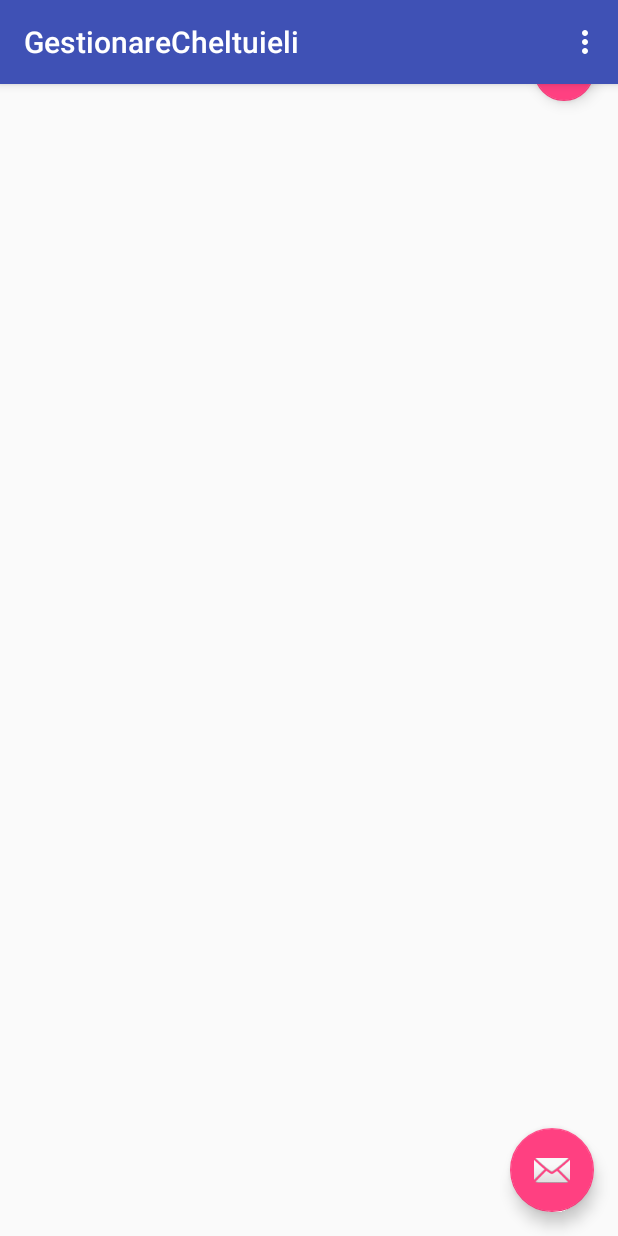
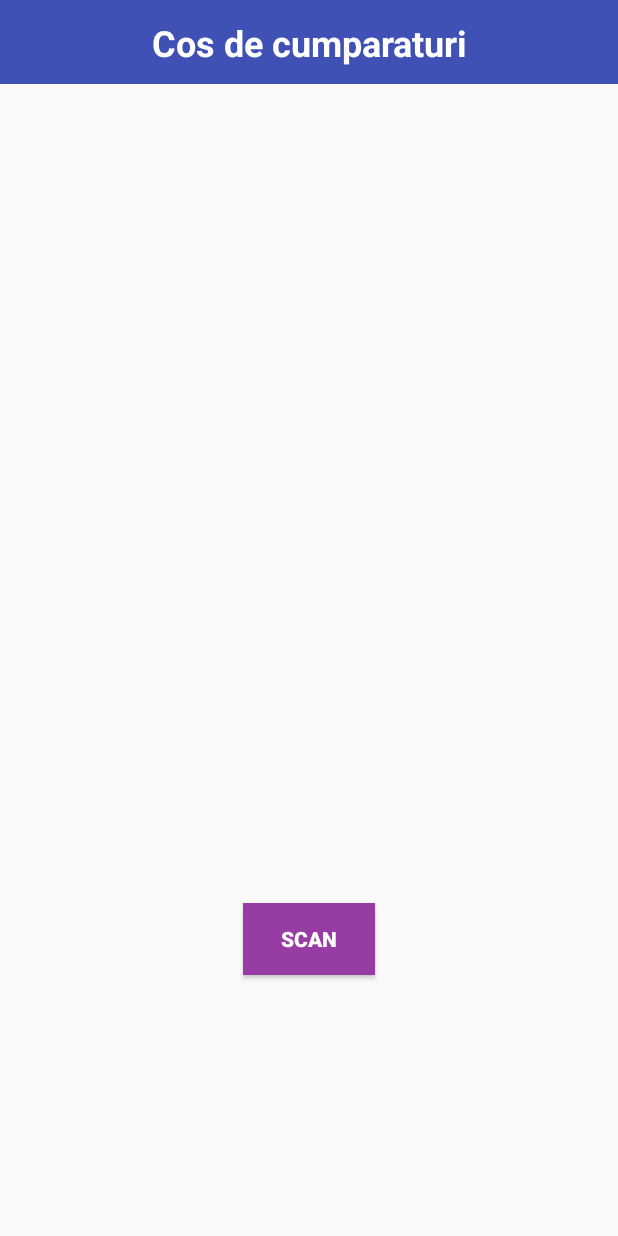
Before and after one commit to IonelaBim/GestionareCheltuieli, an Android app: the screen it shows after launch (MainActivity), on a phone screen of 412 x 824 dp. Run offline under Robolectric (Android 15) with nearby library versions, the phone set to English and light mode, and no system bars.

Commit message:
init appp

```diff
--- a/app/src/main/java/com/example/student/gestionarecheltuieli/MainActivity.java
+++ b/app/src/main/java/com/example/student/gestionarecheltuieli/MainActivity.java
@@ -15,38 +15,8 @@ public class MainActivity extends AppCompatActivity {
     protected void onCreate(Bundle savedInstanceState) {
         super.onCreate(savedInstanceState);
         setContentView(R.layout.activity_main);
-        Toolbar toolbar = (Toolbar) findViewById(R.id.toolbar);
-        setSupportActionBar(toolbar);
 
-        FloatingActionButton fab = (FloatingActionButton) findViewById(R.id.fab);
-        fab.setOnClickListener(new View.OnClickListener() {
-            @Override
-            public void onClick(View view) {
-                Snackbar.make(view, "Replace with your own action", Snackbar.LENGTH_LONG)
-                        .setAction("Action", null).show();
-            }
-        });
     }
 
-    @Override
-    public boolean onCreateOptionsMenu(Menu menu) {
-        // Inflate the menu; this adds items to the action bar if it is present.
-        getMenuInflater().inflate(R.menu.menu_main, menu);
-        return true;
-    }
 
-    @Override
-    public boolean onOptionsItemSelected(MenuItem item) {
-        // Handle action bar item clicks here. The action bar will
-        // automatically handle clicks on the Home/Up button, so long
-        // as you specify a parent activity in AndroidManifest.xml.
-        int id = item.getItemId();
-
-        //noinspection SimplifiableIfStatement
-        if (id == R.id.action_settings) {
-            return true;
-        }
-
-        return super.onOptionsItemSelected(item);
-    }
 }
--- a/app/src/main/res/layout/activity_main.xml
+++ b/app/src/main/res/layout/activity_main.xml
@@ -1,34 +1,46 @@
 <?xml version="1.0" encoding="utf-8"?>
-<android.support.design.widget.CoordinatorLayout xmlns:android="http://schemas.android.com/apk/res/android"
-    xmlns:app="http://schemas.android.com/apk/res-auto"
-    xmlns:tools="http://schemas.android.com/tools"
-    android:layout_width="match_parent"
+<RelativeLayout xmlns:android="http://schemas.android.com/apk/res/android"
+    android:orientation="vertical" android:layout_width="match_parent"
     android:layout_height="match_parent"
-    android:fitsSystemWindows="true"
-    tools:context="com.example.student.gestionarecheltuieli.MainActivity">
+    android:weightSum="1">
 
-    <android.support.design.widget.AppBarLayout
+    <Button
+        android:text="Scan"
+        android:layout_width="wrap_content"
+        android:layout_height="wrap_content"
+        android:id="@+id/button2"
+        android:background="@color/colorPrimaryDark"
+        android:textStyle="normal|bold"
+        android:lineSpacingExtra="18sp"
+        android:textColor="@android:color/white"
+        android:elevation="0dp"
+        android:layout_alignParentBottom="true"
+        android:layout_centerHorizontal="true"
+        android:layout_marginBottom="174dp" />
+
+    <android.support.v7.widget.Toolbar
         android:layout_width="match_parent"
         android:layout_height="wrap_content"
-        android:theme="@style/AppTheme.AppBarOverlay">
+        android:background="?attr/colorPrimary"
+        android:theme="?attr/actionBarTheme"
+        android:minHeight="?attr/actionBarSize"
+        android:id="@+id/toolbar"
+        android:layout_alignParentTop="true"
+        android:layout_alignParentLeft="true"
+        android:layout_alignParentStart="true" />
 
-        <android.support.v7.widget.Toolbar
-            android:id="@+id/toolbar"
-            android:layout_width="match_parent"
-            android:layout_height="?attr/actionBarSize"
-            android:background="?attr/colorPrimary"
-            app:popupTheme="@style/AppTheme.PopupOverlay" />
-
-    </android.support.design.widget.AppBarLayout>
-
-    <include layout="@layout/content_main" />
-
-    <android.support.design.widget.FloatingActionButton
-        android:id="@+id/fab"
+    <TextView
+        android:text="Cos de cumparaturi"
         android:layout_width="wrap_content"
         android:layout_height="wrap_content"
-        android:layout_gravity="bottom|end"
-        android:layout_margin="@dimen/fab_margin"
-        app:srcCompat="@android:drawable/ic_dialog_email" />
+        android:id="@+id/textView3"
+        android:textSize="24sp"
+        android:textStyle="normal|bold"
+        android:fontFamily="sans-serif"
+        android:textAlignment="center"
+        android:textColor="@android:color/background_light"
+        android:layout_alignParentTop="true"
+        android:layout_centerHorizontal="true"
+        android:layout_marginTop="12dp" />
 
-</android.support.design.widget.CoordinatorLayout>
+</RelativeLayout>
--- a/app/src/main/res/layout/content_main.xml
+++ /dev/null
@@ -1,35 +0,0 @@
-<?xml version="1.0" encoding="utf-8"?>
-<android.support.design.widget.CoordinatorLayout xmlns:android="http://schemas.android.com/apk/res/android"
-    xmlns:tools="http://schemas.android.com/tools"
-    xmlns:app="http://schemas.android.com/apk/res-auto"
-    android:layout_width="match_parent"
-    android:layout_height="match_parent">
-
-    <android.support.design.widget.FloatingActionButton
-        android:layout_height="wrap_content"
-        android:layout_width="wrap_content"
-        app:layout_anchor="@+id/appbar"
-        app:layout_anchorGravity="bottom|right|end"
-        android:src="@android:drawable/ic_input_add"
-        android:layout_marginRight="16dp"
-        android:clickable="true"
-        app:fabSize="mini" />
-
-    <android.support.design.widget.AppBarLayout
-        android:id="@+id/appbar"
-        android:layout_height="47dp"
-        android:layout_width="match_parent">
-
-
-        <TextView
-            android:text="Cheltuieli"
-            android:layout_width="220dp"
-            android:layout_height="wrap_content"
-            android:id="@+id/textView4"
-            android:textSize="24sp"
-            android:textStyle="normal|bold"
-            android:textAlignment="center"
-            android:textAppearance="@style/TextAppearance.AppCompat" />
-    </android.support.design.widget.AppBarLayout>
-
-</android.support.design.widget.CoordinatorLayout>
--- a/app/src/main/res/values/colors.xml
+++ b/app/src/main/res/values/colors.xml
@@ -1,6 +1,6 @@
 <?xml version="1.0" encoding="utf-8"?>
 <resources>
     <color name="colorPrimary">#3F51B5</color>
-    <color name="colorPrimaryDark">#303f9f</color>
+    <color name="colorPrimaryDark">#973ca4</color>
     <color name="colorAccent">#FF4081</color>
 </resources>
--- /dev/null
+++ b/build.gradle
@@ -0,0 +1,23 @@
+// Top-level build file where you can add configuration options common to all sub-projects/modules.
+
+buildscript {
+    repositories {
+        jcenter()
+    }
+    dependencies {
+        classpath 'com.android.tools.build:gradle:2.2.0'
+
+        // NOTE: Do not place your application dependencies here; they belong
+        // in the individual module build.gradle files
+    }
+}
+
+allprojects {
+    repositories {
+        jcenter()
+    }
+}
+
+task clean(type: Delete) {
+    delete rootProject.buildDir
+}
--- /dev/null
+++ b/gradle.properties
@@ -0,0 +1,17 @@
+# Project-wide Gradle settings.
+
+# IDE (e.g. Android Studio) users:
+# Gradle settings configured through the IDE *will override*
+# any settings specified in this file.
+
+# For more details on how to configure your build environment visit
+# http://www.gradle.org/docs/current/userguide/build_environment.html
+
+# Specifies the JVM arguments used for the daemon process.
+# The setting is particularly useful for tweaking memory settings.
+org.gradle.jvmargs=-Xmx1536m
+
+# When configured, Gradle will run in incubating parallel mode.
+# This option should only be used with decoupled projects. More details, visit
+# http://www.gradle.org/docs/current/userguide/multi_project_builds.html#sec:decoupled_projects
+# org.gradle.parallel=true
--- /dev/null
+++ b/settings.gradle
@@ -0,0 +1 @@
+include ':app'
```
Also changed, not shown: gradle/wrapper/gradle-wrapper.properties (added), 4 other files.
